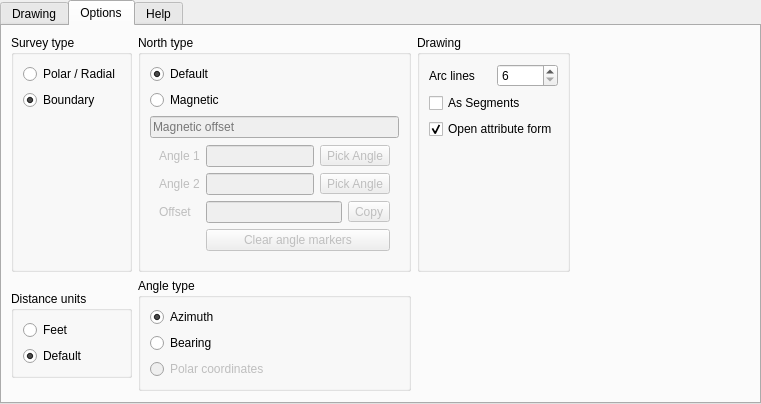
mpetroff/qgsazimuth, file dock.ui: the form before one commit.
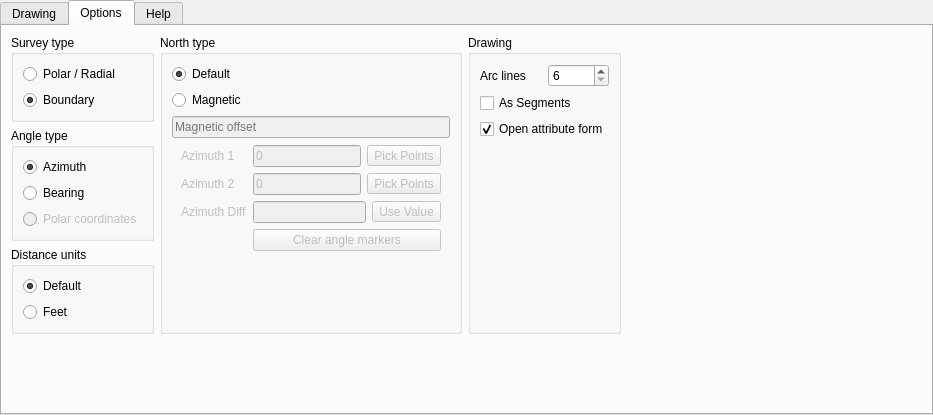
The form after the commit. The open tabs and pages were chosen to show the change. Icons and pictures are not drawn.

Commit message: Calc offset from two azimuths

Diff of the .ui file:
```diff
--- a/dock.ui
+++ b/dock.ui
@@ -6,8 +6,8 @@
    <rect>
     <x>0</x>
     <y>0</y>
-    <width>761</width>
-    <height>369</height>
+    <width>933</width>
+    <height>385</height>
    </rect>
   </property>
   <property name="windowTitle">
@@ -20,7 +20,7 @@
    <item row="0" column="0">
     <widget class="QTabWidget" name="tabWidget">
      <property name="currentIndex">
-      <number>1</number>
+      <number>0</number>
      </property>
      <widget class="QWidget" name="tab">
       <attribute name="title">
@@ -335,7 +335,7 @@
             </property>
            </widget>
           </item>
-          <item row="1" column="0">
+          <item row="2" column="0">
            <widget class="QLabel" name="label_12">
             <property name="text">
              <string>Vertical:</string>
@@ -345,7 +345,7 @@
             </property>
            </widget>
           </item>
-          <item row="1" column="1">
+          <item row="2" column="1">
            <widget class="QLineEdit" name="lineEdit_nextVertical">
             <property name="enabled">
              <bool>false</bool>
@@ -361,7 +361,7 @@
             </property>
            </widget>
           </item>
-          <item row="2" column="0">
+          <item row="3" column="0">
            <widget class="QLabel" name="label_13">
             <property name="text">
              <string>Distance:</string>
@@ -371,7 +371,7 @@
             </property>
            </widget>
           </item>
-          <item row="2" column="1">
+          <item row="3" column="1">
            <widget class="QLineEdit" name="lineEdit_nextDistance">
             <property name="sizePolicy">
              <sizepolicy hsizetype="Fixed" vsizetype="Fixed">
@@ -384,14 +384,14 @@
             </property>
            </widget>
           </item>
-          <item row="3" column="0">
+          <item row="4" column="0">
            <widget class="QLabel" name="radiusLabel">
             <property name="text">
              <string>Arc Radius</string>
             </property>
            </widget>
           </item>
-          <item row="3" column="1">
+          <item row="4" column="1">
            <widget class="QDoubleSpinBox" name="spin_radius">
             <property name="sizePolicy">
              <sizepolicy hsizetype="MinimumExpanding" vsizetype="Fixed">
@@ -404,14 +404,14 @@
             </property>
            </widget>
           </item>
-          <item row="4" column="0">
+          <item row="5" column="0">
            <widget class="QLabel" name="label_6">
             <property name="text">
              <string>Arc Direction</string>
             </property>
            </widget>
           </item>
-          <item row="4" column="1">
+          <item row="5" column="1">
            <layout class="QVBoxLayout" name="verticalLayout_4">
             <item>
              <widget class="QRadioButton" name="radio_clockwise">
@@ -441,7 +441,7 @@
             </item>
            </layout>
           </item>
-          <item row="6" column="1">
+          <item row="7" column="1">
            <widget class="QPushButton" name="pushButton_vertexInsert">
             <property name="sizePolicy">
              <sizepolicy hsizetype="Maximum" vsizetype="Fixed">
@@ -454,7 +454,7 @@
             </property>
            </widget>
           </item>
-          <item row="5" column="1">
+          <item row="6" column="1">
            <widget class="QPushButton" name="pushButton_vertexAdd">
             <property name="sizePolicy">
              <sizepolicy hsizetype="Maximum" vsizetype="Fixed">
@@ -467,6 +467,18 @@
             </property>
            </widget>
           </item>
+          <item row="1" column="0" colspan="2">
+           <widget class="QLabel" name="offsetLabel">
+            <property name="font">
+             <font>
+              <italic>true</italic>
+             </font>
+            </property>
+            <property name="text">
+             <string/>
+            </property>
+           </widget>
+          </item>
          </layout>
         </widget>
        </item>
@@ -668,55 +680,14 @@
        <string>Options</string>
       </attribute>
       <layout class="QGridLayout" name="gridLayout_6">
-       <item row="1" column="0">
-        <widget class="QGroupBox" name="groupBox_7">
-         <property name="sizePolicy">
-          <sizepolicy hsizetype="Preferred" vsizetype="Fixed">
-           <horstretch>0</horstretch>
-           <verstretch>0</verstretch>
-          </sizepolicy>
-         </property>
-         <property name="title">
-          <string>Distance units</string>
-         </property>
-         <layout class="QVBoxLayout" name="verticalLayout_3">
-          <item>
-           <widget class="QRadioButton" name="radioButton_englishUnits">
-            <property name="sizePolicy">
-             <sizepolicy hsizetype="Minimum" vsizetype="Preferred">
-              <horstretch>0</horstretch>
-              <verstretch>0</verstretch>
-             </sizepolicy>
-            </property>
-            <property name="text">
-             <string>Feet</string>
-            </property>
-           </widget>
-          </item>
-          <item>
-           <widget class="QRadioButton" name="radioButton_defaultUnits">
-            <property name="sizePolicy">
-             <sizepolicy hsizetype="Minimum" vsizetype="Preferred">
-              <horstretch>0</horstretch>
-              <verstretch>0</verstretch>
-             </sizepolicy>
-            </property>
-            <property name="text">
-             <string>Default</string>
-            </property>
-            <property name="checked">
-             <bool>true</bool>
-            </property>
-           </widget>
-          </item>
-         </layout>
-        </widget>
-       </item>
-       <item row="0" column="5">
+       <item row="0" column="6">
         <widget class="QGroupBox" name="groupBox">
          <property name="title">
           <string>Drawing</string>
          </property>
+         <property name="flat">
+          <bool>true</bool>
+         </property>
          <layout class="QVBoxLayout" name="verticalLayout_2">
           <property name="sizeConstraint">
            <enum>QLayout::SetMinimumSize</enum>
@@ -784,157 +755,10 @@
          </layout>
         </widget>
        </item>
-       <item row="1" column="1">
-        <widget class="QGroupBox" name="groupBox_6">
-         <property name="enabled">
-          <bool>true</bool>
-         </property>
-         <property name="sizePolicy">
-          <sizepolicy hsizetype="Preferred" vsizetype="Minimum">
-           <horstretch>0</horstretch>
-           <verstretch>0</verstretch>
-          </sizepolicy>
-         </property>
-         <property name="title">
-          <string>Angle type</string>
-         </property>
-         <layout class="QVBoxLayout" name="verticalLayout_5">
-          <item>
-           <widget class="QRadioButton" name="radioButton_azimuthAngle">
-            <property name="enabled">
-             <bool>true</bool>
-            </property>
-            <property name="sizePolicy">
-             <sizepolicy hsizetype="Minimum" vsizetype="Preferred">
-              <horstretch>0</horstretch>
-              <verstretch>0</verstretch>
-             </sizepolicy>
-            </property>
-            <property name="text">
-             <string>Azimuth</string>
-            </property>
-            <property name="checkable">
-             <bool>true</bool>
-            </property>
-            <property name="checked">
-             <bool>true</bool>
-            </property>
-           </widget>
-          </item>
-          <item>
-           <widget class="QRadioButton" name="radioButton_bearingAngle">
-            <property name="enabled">
-             <bool>true</bool>
-            </property>
-            <property name="sizePolicy">
-             <sizepolicy hsizetype="Minimum" vsizetype="Preferred">
-              <horstretch>0</horstretch>
-              <verstretch>0</verstretch>
-             </sizepolicy>
-            </property>
-            <property name="text">
-             <string>Bearing</string>
-            </property>
-            <property name="checked">
-             <bool>false</bool>
-            </property>
-           </widget>
-          </item>
-          <item>
-           <widget class="QRadioButton" name="radioButton_polarCoordAngle">
-            <property name="enabled">
-             <bool>false</bool>
-            </property>
-            <property name="sizePolicy">
-             <sizepolicy hsizetype="Minimum" vsizetype="Preferred">
-              <horstretch>0</horstretch>
-              <verstretch>0</verstretch>
-             </sizepolicy>
-            </property>
-            <property name="text">
-             <string>Polar coordinates</string>
-            </property>
-            <property name="checked">
-             <bool>false</bool>
-            </property>
-           </widget>
-          </item>
-         </layout>
-        </widget>
-       </item>
-       <item row="0" column="0">
-        <widget class="QGroupBox" name="surveyGrpBox">
-         <property name="sizePolicy">
-          <sizepolicy hsizetype="Preferred" vsizetype="Minimum">
-           <horstretch>0</horstretch>
-           <verstretch>0</verstretch>
-          </sizepolicy>
-         </property>
-         <property name="title">
-          <string>Survey type</string>
-         </property>
-         <layout class="QVBoxLayout" name="verticalLayout_10">
-          <item>
-           <widget class="QRadioButton" name="radioButton_radialSurvey">
-            <property name="enabled">
-             <bool>true</bool>
-            </property>
-            <property name="sizePolicy">
-             <sizepolicy hsizetype="Minimum" vsizetype="Preferred">
-              <horstretch>0</horstretch>
-              <verstretch>0</verstretch>
-             </sizepolicy>
-            </property>
-            <property name="text">
-             <string>Polar / Radial</string>
-            </property>
-            <property name="checkable">
-             <bool>true</bool>
-            </property>
-            <property name="checked">
-             <bool>false</bool>
-            </property>
-           </widget>
-          </item>
-          <item>
-           <widget class="QRadioButton" name="radioButton_boundarySurvey">
-            <property name="enabled">
-             <bool>true</bool>
-            </property>
-            <property name="sizePolicy">
-             <sizepolicy hsizetype="Minimum" vsizetype="Preferred">
-              <horstretch>0</horstretch>
-              <verstretch>0</verstretch>
-             </sizepolicy>
-            </property>
-            <property name="text">
-             <string>Boundary</string>
-            </property>
-            <property name="checked">
-             <bool>true</bool>
-            </property>
-           </widget>
-          </item>
-          <item>
-           <spacer name="verticalSpacer">
-            <property name="orientation">
-             <enum>Qt::Vertical</enum>
-            </property>
-            <property name="sizeHint" stdset="0">
-             <size>
-              <width>20</width>
-              <height>40</height>
-             </size>
-            </property>
-           </spacer>
-          </item>
-         </layout>
-        </widget>
-       </item>
-       <item row="0" column="1">
+       <item row="0" column="2">
         <widget class="QGroupBox" name="groupBox_3">
          <property name="sizePolicy">
-          <sizepolicy hsizetype="Fixed" vsizetype="Fixed">
+          <sizepolicy hsizetype="Fixed" vsizetype="Preferred">
            <horstretch>0</horstretch>
            <verstretch>0</verstretch>
           </sizepolicy>
@@ -942,6 +766,9 @@
          <property name="title">
           <string>North type</string>
          </property>
+         <property name="flat">
+          <bool>true</bool>
+         </property>
          <layout class="QVBoxLayout" name="verticalLayout_12">
           <item>
            <widget class="QRadioButton" name="radioButton_defaultNorth">
@@ -984,7 +811,7 @@
              <bool>false</bool>
             </property>
             <property name="sizePolicy">
-             <sizepolicy hsizetype="Minimum" vsizetype="Preferred">
+             <sizepolicy hsizetype="Preferred" vsizetype="Fixed">
               <horstretch>0</horstretch>
               <verstretch>0</verstretch>
              </sizepolicy>
@@ -1018,12 +845,29 @@
                 <number>0</number>
                </property>
                <item>
-                <widget class="QLineEdit" name="lineEdit_7"/>
+                <widget class="QLineEdit" name="azimuth1_edit">
+                 <property name="text">
+                  <string>0</string>
+                 </property>
+                </widget>
                </item>
                <item>
                 <widget class="QToolButton" name="pickAngle1_button">
                  <property name="text">
-                  <string>Pick Angle</string>
+                  <string>Pick Points</string>
+                 </property>
+                 <property name="icon">
+                  <iconset resource="resources.qrc">
+                   <normaloff>:/icons/resources/capture.svg</normaloff>:/icons/resources/capture.svg</iconset>
+                 </property>
+                 <property name="iconSize">
+                  <size>
+                   <width>18</width>
+                   <height>18</height>
+                  </size>
+                 </property>
+                 <property name="toolButtonStyle">
+                  <enum>Qt::ToolButtonTextBesideIcon</enum>
                  </property>
                 </widget>
                </item>
@@ -1032,7 +876,7 @@
              <item row="1" column="0">
               <widget class="QLabel" name="label_7">
                <property name="text">
-                <string>Angle 2</string>
+                <string>Azimuth 2</string>
                </property>
               </widget>
              </item>
@@ -1042,12 +886,29 @@
                 <number>0</number>
                </property>
                <item>
-                <widget class="QLineEdit" name="lineEdit_6"/>
+                <widget class="QLineEdit" name="azimuth2_edit">
+                 <property name="text">
+                  <string>0</string>
+                 </property>
+                </widget>
                </item>
                <item>
                 <widget class="QToolButton" name="pickAngle2_button">
                  <property name="text">
-                  <string>Pick Angle</string>
+                  <string>Pick Points</string>
+                 </property>
+                 <property name="icon">
+                  <iconset resource="resources.qrc">
+                   <normaloff>:/icons/resources/capture.svg</normaloff>:/icons/resources/capture.svg</iconset>
+                 </property>
+                 <property name="iconSize">
+                  <size>
+                   <width>18</width>
+                   <height>18</height>
+                  </size>
+                 </property>
+                 <property name="toolButtonStyle">
+                  <enum>Qt::ToolButtonTextBesideIcon</enum>
                  </property>
                 </widget>
                </item>
@@ -1056,7 +917,7 @@
              <item row="2" column="0">
               <widget class="QLabel" name="label">
                <property name="text">
-                <string>Offset</string>
+                <string>Azimuth Diff</string>
                </property>
               </widget>
              </item>
@@ -1066,12 +927,25 @@
                 <number>0</number>
                </property>
                <item>
-                <widget class="QLineEdit" name="lineEdit"/>
+                <widget class="QLineEdit" name="azimuthDiff_edit"/>
                </item>
                <item>
-                <widget class="QToolButton" name="toolButton_2">
+                <widget class="QToolButton" name="copyDiff_button">
                  <property name="text">
-                  <string>Copy</string>
+                  <string>Use Value</string>
+                 </property>
+                 <property name="icon">
+                  <iconset resource="resources.qrc">
+                   <normaloff>:/icons/resources/tick.svg</normaloff>:/icons/resources/tick.svg</iconset>
+                 </property>
+                 <property name="iconSize">
+                  <size>
+                   <width>18</width>
+                   <height>18</height>
+                  </size>
+                 </property>
+                 <property name="toolButtonStyle">
+                  <enum>Qt::ToolButtonTextBesideIcon</enum>
                  </property>
                 </widget>
                </item>
@@ -1080,7 +954,7 @@
              <item row="0" column="0">
               <widget class="QLabel" name="label_8">
                <property name="text">
-                <string>Angle 1</string>
+                <string>Azimuth 1</string>
                </property>
               </widget>
              </item>
@@ -1097,7 +971,201 @@
          </layout>
         </widget>
        </item>
-       <item row="0" column="6">
+       <item row="0" column="0">
+        <layout class="QVBoxLayout" name="verticalLayout_6">
+         <property name="rightMargin">
+          <number>0</number>
+         </property>
+         <item>
+          <widget class="QGroupBox" name="surveyGrpBox">
+           <property name="sizePolicy">
+            <sizepolicy hsizetype="Preferred" vsizetype="Minimum">
+             <horstretch>0</horstretch>
+             <verstretch>0</verstretch>
+            </sizepolicy>
+           </property>
+           <property name="title">
+            <string>Survey type</string>
+           </property>
+           <property name="flat">
+            <bool>true</bool>
+           </property>
+           <layout class="QVBoxLayout" name="verticalLayout_10">
+            <item>
+             <widget class="QRadioButton" name="radioButton_radialSurvey">
+              <property name="enabled">
+               <bool>true</bool>
+              </property>
+              <property name="sizePolicy">
+               <sizepolicy hsizetype="Minimum" vsizetype="Preferred">
+                <horstretch>0</horstretch>
+                <verstretch>0</verstretch>
+               </sizepolicy>
+              </property>
+              <property name="text">
+               <string>Polar / Radial</string>
+              </property>
+              <property name="checkable">
+               <bool>true</bool>
+              </property>
+              <property name="checked">
+               <bool>false</bool>
+              </property>
+             </widget>
+            </item>
+            <item>
+             <widget class="QRadioButton" name="radioButton_boundarySurvey">
+              <property name="enabled">
+               <bool>true</bool>
+              </property>
+              <property name="sizePolicy">
+               <sizepolicy hsizetype="Minimum" vsizetype="Preferred">
+                <horstretch>0</horstretch>
+                <verstretch>0</verstretch>
+               </sizepolicy>
+              </property>
+              <property name="text">
+               <string>Boundary</string>
+              </property>
+              <property name="checked">
+               <bool>true</bool>
+              </property>
+             </widget>
+            </item>
+           </layout>
+          </widget>
+         </item>
+         <item>
+          <widget class="QGroupBox" name="groupBox_6">
+           <property name="enabled">
+            <bool>true</bool>
+           </property>
+           <property name="sizePolicy">
+            <sizepolicy hsizetype="Preferred" vsizetype="Minimum">
+             <horstretch>0</horstretch>
+             <verstretch>0</verstretch>
+            </sizepolicy>
+           </property>
+           <property name="title">
+            <string>Angle type</string>
+           </property>
+           <property name="flat">
+            <bool>true</bool>
+           </property>
+           <layout class="QVBoxLayout" name="verticalLayout_5">
+            <item>
+             <widget class="QRadioButton" name="radioButton_azimuthAngle">
+              <property name="enabled">
+               <bool>true</bool>
+              </property>
+              <property name="sizePolicy">
+               <sizepolicy hsizetype="Minimum" vsizetype="Preferred">
+                <horstretch>0</horstretch>
+                <verstretch>0</verstretch>
+               </sizepolicy>
+              </property>
+              <property name="text">
+               <string>Azimuth</string>
+              </property>
+              <property name="checkable">
+               <bool>true</bool>
+              </property>
+              <property name="checked">
+               <bool>true</bool>
+              </property>
+             </widget>
+            </item>
+            <item>
+             <widget class="QRadioButton" name="radioButton_bearingAngle">
+              <property name="enabled">
+               <bool>true</bool>
+              </property>
+              <property name="sizePolicy">
+               <sizepolicy hsizetype="Minimum" vsizetype="Preferred">
+                <horstretch>0</horstretch>
+                <verstretch>0</verstretch>
+               </sizepolicy>
+              </property>
+              <property name="text">
+               <string>Bearing</string>
+              </property>
+              <property name="checked">
+               <bool>false</bool>
+              </property>
+             </widget>
+            </item>
+            <item>
+             <widget class="QRadioButton" name="radioButton_polarCoordAngle">
+              <property name="enabled">
+               <bool>false</bool>
+              </property>
+              <property name="sizePolicy">
+               <sizepolicy hsizetype="Minimum" vsizetype="Preferred">
+                <horstretch>0</horstretch>
+                <verstretch>0</verstretch>
+               </sizepolicy>
+              </property>
+              <property name="text">
+               <string>Polar coordinates</string>
+              </property>
+              <property name="checked">
+               <bool>false</bool>
+              </property>
+             </widget>
+            </item>
+           </layout>
+          </widget>
+         </item>
+         <item>
+          <widget class="QGroupBox" name="groupBox_7">
+           <property name="sizePolicy">
+            <sizepolicy hsizetype="Preferred" vsizetype="Fixed">
+             <horstretch>0</horstretch>
+             <verstretch>0</verstretch>
+            </sizepolicy>
+           </property>
+           <property name="title">
+            <string>Distance units</string>
+           </property>
+           <property name="flat">
+            <bool>true</bool>
+           </property>
+           <layout class="QVBoxLayout" name="verticalLayout_3">
+            <item>
+             <widget class="QRadioButton" name="radioButton_defaultUnits">
+              <property name="sizePolicy">
+               <sizepolicy hsizetype="Minimum" vsizetype="Preferred">
+                <horstretch>0</horstretch>
+                <verstretch>0</verstretch>
+               </sizepolicy>
+              </property>
+              <property name="text">
+               <string>Default</string>
+              </property>
+              <property name="checked">
+               <bool>true</bool>
+              </property>
+             </widget>
+            </item>
+            <item>
+             <widget class="QRadioButton" name="radioButton_englishUnits">
+              <property name="sizePolicy">
+               <sizepolicy hsizetype="Minimum" vsizetype="Preferred">
+                <horstretch>0</horstretch>
+                <verstretch>0</verstretch>
+               </sizepolicy>
+              </property>
+              <property name="text">
+               <string>Feet</string>
+              </property>
+             </widget>
+            </item>
+           </layout>
+          </widget>
+         </item>
+        </layout>
+       </item>
+       <item row="0" column="7">
         <spacer name="horizontalSpacer_2">
          <property name="orientation">
           <enum>Qt::Horizontal</enum>
@@ -1110,8 +1178,8 @@
          </property>
         </spacer>
        </item>
-       <item row="2" column="1">
-        <spacer name="verticalSpacer_5">
+       <item row="1" column="2">
+        <spacer name="verticalSpacer">
          <property name="orientation">
           <enum>Qt::Vertical</enum>
          </property>
```
Left out of the diff: 17 changed lines with no effect on the pictures. The commit also changes 8 other files.
